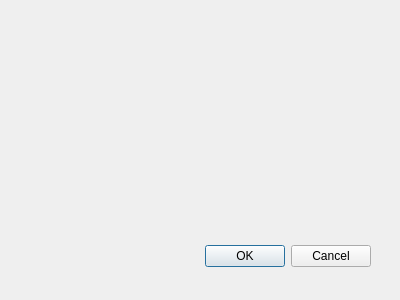
Before: the Qt Designer form Pogoda_PB_dialog_base.ui in Insane/cw3_programowanie, drawn with Qt 5.
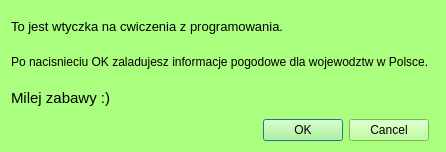
After: the same form once the commit is applied.

Commit message:
Wtyczka - poprawa
Aktualnie dziala juz wszystko DOBRZE - laduje dane i nie wywala programu

The edit to the form file:
```diff
--- a/Pogoda_PB_dialog_base.ui
+++ b/Pogoda_PB_dialog_base.ui
@@ -1,33 +1,896 @@
 <ui version="4.0" >
  <class>PogodaDialogBase</class>
- <widget class="QDialog" name="PogodaDialogBase" >
-  <property name="geometry" >
+ <widget class="QDialog" name="PogodaDialogBase">
+  <property name="geometry">
    <rect>
     <x>0</x>
     <y>0</y>
-    <width>400</width>
-    <height>300</height>
+    <width>420</width>
+    <height>152</height>
    </rect>
   </property>
-  <property name="windowTitle" >
+  <property name="palette">
+   <palette>
+    <active>
+     <colorrole role="WindowText">
+      <brush brushstyle="SolidPattern">
+       <color alpha="255">
+        <red>0</red>
+        <green>0</green>
+        <blue>0</blue>
+       </color>
+      </brush>
+     </colorrole>
+     <colorrole role="Button">
+      <brush brushstyle="SolidPattern">
+       <color alpha="255">
+        <red>170</red>
+        <green>255</green>
+        <blue>127</blue>
+       </color>
+      </brush>
+     </colorrole>
+     <colorrole role="Light">
+      <brush brushstyle="SolidPattern">
+       <color alpha="255">
+        <red>255</red>
+        <green>255</green>
+        <blue>255</blue>
+       </color>
+      </brush>
+     </colorrole>
+     <colorrole role="Midlight">
+      <brush brushstyle="SolidPattern">
+       <color alpha="255">
+        <red>212</red>
+        <green>255</green>
+        <blue>191</blue>
+       </color>
+      </brush>
+     </colorrole>
+     <colorrole role="Dark">
+      <brush brushstyle="SolidPattern">
+       <color alpha="255">
+        <red>85</red>
+        <green>127</green>
+        <blue>63</blue>
+       </color>
+      </brush>
+     </colorrole>
+     <colorrole role="Mid">
+      <brush brushstyle="SolidPattern">
+       <color alpha="255">
+        <red>113</red>
+        <green>170</green>
+        <blue>84</blue>
+       </color>
+      </brush>
+     </colorrole>
+     <colorrole role="Text">
+      <brush brushstyle="SolidPattern">
+       <color alpha="255">
+        <red>0</red>
+        <green>0</green>
+        <blue>0</blue>
+       </color>
+      </brush>
+     </colorrole>
+     <colorrole role="BrightText">
+      <brush brushstyle="SolidPattern">
+       <color alpha="255">
+        <red>255</red>
+        <green>255</green>
+        <blue>255</blue>
+       </color>
+      </brush>
+     </colorrole>
+     <colorrole role="ButtonText">
+      <brush brushstyle="SolidPattern">
+       <color alpha="255">
+        <red>0</red>
+        <green>0</green>
+        <blue>0</blue>
+       </color>
+      </brush>
+     </colorrole>
+     <colorrole role="Base">
+      <brush brushstyle="SolidPattern">
+       <color alpha="255">
+        <red>255</red>
+        <green>255</green>
+        <blue>255</blue>
+       </color>
+      </brush>
+     </colorrole>
+     <colorrole role="Window">
+      <brush brushstyle="SolidPattern">
+       <color alpha="255">
+        <red>170</red>
+        <green>255</green>
+        <blue>127</blue>
+       </color>
+      </brush>
+     </colorrole>
+     <colorrole role="Shadow">
+      <brush brushstyle="SolidPattern">
+       <color alpha="255">
+        <red>0</red>
+        <green>0</green>
+        <blue>0</blue>
+       </color>
+      </brush>
+     </colorrole>
+     <colorrole role="AlternateBase">
+      <brush brushstyle="SolidPattern">
+       <color alpha="255">
+        <red>212</red>
+        <green>255</green>
+        <blue>191</blue>
+       </color>
+      </brush>
+     </colorrole>
+     <colorrole role="ToolTipBase">
+      <brush brushstyle="SolidPattern">
+       <color alpha="255">
+        <red>255</red>
+        <green>255</green>
+        <blue>220</blue>
+       </color>
+      </brush>
+     </colorrole>
+     <colorrole role="ToolTipText">
+      <brush brushstyle="SolidPattern">
+       <color alpha="255">
+        <red>0</red>
+        <green>0</green>
+        <blue>0</blue>
+       </color>
+      </brush>
+     </colorrole>
+    </active>
+    <inactive>
+     <colorrole role="WindowText">
+      <brush brushstyle="SolidPattern">
+       <color alpha="255">
+        <red>0</red>
+        <green>0</green>
+        <blue>0</blue>
+       </color>
+      </brush>
+     </colorrole>
+     <colorrole role="Button">
+      <brush brushstyle="SolidPattern">
+       <color alpha="255">
+        <red>170</red>
+        <green>255</green>
+        <blue>127</blue>
+       </color>
+      </brush>
+     </colorrole>
+     <colorrole role="Light">
+      <brush brushstyle="SolidPattern">
+       <color alpha="255">
+        <red>255</red>
+        <green>255</green>
+        <blue>255</blue>
+       </color>
+      </brush>
+     </colorrole>
+     <colorrole role="Midlight">
+      <brush brushstyle="SolidPattern">
+       <color alpha="255">
+        <red>212</red>
+        <green>255</green>
+        <blue>191</blue>
+       </color>
+      </brush>
+     </colorrole>
+     <colorrole role="Dark">
+      <brush brushstyle="SolidPattern">
+       <color alpha="255">
+        <red>85</red>
+        <green>127</green>
+        <blue>63</blue>
+       </color>
+      </brush>
+     </colorrole>
+     <colorrole role="Mid">
+      <brush brushstyle="SolidPattern">
+       <color alpha="255">
+        <red>113</red>
+        <green>170</green>
+        <blue>84</blue>
+       </color>
+      </brush>
+     </colorrole>
+     <colorrole role="Text">
+      <brush brushstyle="SolidPattern">
+       <color alpha="255">
+        <red>0</red>
+        <green>0</green>
+        <blue>0</blue>
+       </color>
+      </brush>
+     </colorrole>
+     <colorrole role="BrightText">
+      <brush brushstyle="SolidPattern">
+       <color alpha="255">
+        <red>255</red>
+        <green>255</green>
+        <blue>255</blue>
+       </color>
+      </brush>
+     </colorrole>
+     <colorrole role="ButtonText">
+      <brush brushstyle="SolidPattern">
+       <color alpha="255">
+        <red>0</red>
+        <green>0</green>
+        <blue>0</blue>
+       </color>
+      </brush>
+     </colorrole>
+     <colorrole role="Base">
+      <brush brushstyle="SolidPattern">
+       <color alpha="255">
+        <red>255</red>
+        <green>255</green>
+        <blue>255</blue>
+       </color>
+      </brush>
+     </colorrole>
+     <colorrole role="Window">
+      <brush brushstyle="SolidPattern">
+       <color alpha="255">
+        <red>170</red>
+        <green>255</green>
+        <blue>127</blue>
+       </color>
+      </brush>
+     </colorrole>
+     <colorrole role="Shadow">
+      <brush brushstyle="SolidPattern">
+       <color alpha="255">
+        <red>0</red>
+        <green>0</green>
+        <blue>0</blue>
+       </color>
+      </brush>
+     </colorrole>
+     <colorrole role="AlternateBase">
+      <brush brushstyle="SolidPattern">
+       <color alpha="255">
+        <red>212</red>
+        <green>255</green>
+        <blue>191</blue>
+       </color>
+      </brush>
+     </colorrole>
+     <colorrole role="ToolTipBase">
+      <brush brushstyle="SolidPattern">
+       <color alpha="255">
+        <red>255</red>
+        <green>255</green>
+        <blue>220</blue>
+       </color>
+      </brush>
+     </colorrole>
+     <colorrole role="ToolTipText">
+      <brush brushstyle="SolidPattern">
+       <color alpha="255">
+        <red>0</red>
+        <green>0</green>
+        <blue>0</blue>
+       </color>
+      </brush>
+     </colorrole>
+    </inactive>
+    <disabled>
+     <colorrole role="WindowText">
+      <brush brushstyle="SolidPattern">
+       <color alpha="255">
+        <red>85</red>
+        <green>127</green>
+        <blue>63</blue>
+       </color>
+      </brush>
+     </colorrole>
+     <colorrole role="Button">
+      <brush brushstyle="SolidPattern">
+       <color alpha="255">
+        <red>170</red>
+        <green>255</green>
+        <blue>127</blue>
+       </color>
+      </brush>
+     </colorrole>
+     <colorrole role="Light">
+      <brush brushstyle="SolidPattern">
+       <color alpha="255">
+        <red>255</red>
+        <green>255</green>
+        <blue>255</blue>
+       </color>
+      </brush>
+     </colorrole>
+     <colorrole role="Midlight">
+      <brush brushstyle="SolidPattern">
+       <color alpha="255">
+        <red>212</red>
+        <green>255</green>
+        <blue>191</blue>
+       </color>
+      </brush>
+     </colorrole>
+     <colorrole role="Dark">
+      <brush brushstyle="SolidPattern">
+       <color alpha="255">
+        <red>85</red>
+        <green>127</green>
+        <blue>63</blue>
+       </color>
+      </brush>
+     </colorrole>
+     <colorrole role="Mid">
+      <brush brushstyle="SolidPattern">
+       <color alpha="255">
+        <red>113</red>
+        <green>170</green>
+        <blue>84</blue>
+       </color>
+      </brush>
+     </colorrole>
+     <colorrole role="Text">
+      <brush brushstyle="SolidPattern">
+       <color alpha="255">
+        <red>85</red>
+        <green>127</green>
+        <blue>63</blue>
+       </color>
+      </brush>
+     </colorrole>
+     <colorrole role="BrightText">
+      <brush brushstyle="SolidPattern">
+       <color alpha="255">
+        <red>255</red>
+        <green>255</green>
+        <blue>255</blue>
+       </color>
+      </brush>
+     </colorrole>
+     <colorrole role="ButtonText">
+      <brush brushstyle="SolidPattern">
+       <color alpha="255">
+        <red>85</red>
+        <green>127</green>
+        <blue>63</blue>
+       </color>
+      </brush>
+     </colorrole>
+     <colorrole role="Base">
+      <brush brushstyle="SolidPattern">
+       <color alpha="255">
+        <red>170</red>
+        <green>255</green>
+        <blue>127</blue>
+       </color>
+      </brush>
+     </colorrole>
+     <colorrole role="Window">
+      <brush brushstyle="SolidPattern">
+       <color alpha="255">
+        <red>170</red>
+        <green>255</green>
+        <blue>127</blue>
+       </color>
+      </brush>
+     </colorrole>
+     <colorrole role="Shadow">
+      <brush brushstyle="SolidPattern">
+       <color alpha="255">
+        <red>0</red>
+        <green>0</green>
+        <blue>0</blue>
+       </color>
+      </brush>
+     </colorrole>
+     <colorrole role="AlternateBase">
+      <brush brushstyle="SolidPattern">
+       <color alpha="255">
+        <red>170</red>
+        <green>255</green>
+        <blue>127</blue>
+       </color>
+      </brush>
+     </colorrole>
+     <colorrole role="ToolTipBase">
+      <brush brushstyle="SolidPattern">
+       <color alpha="255">
+        <red>255</red>
+        <green>255</green>
+        <blue>220</blue>
+       </color>
+      </brush>
+     </colorrole>
+     <colorrole role="ToolTipText">
+      <brush brushstyle="SolidPattern">
+       <color alpha="255">
+        <red>0</red>
+        <green>0</green>
+        <blue>0</blue>
+       </color>
+      </brush>
+     </colorrole>
+    </disabled>
+   </palette>
+  </property>
+  <property name="windowTitle">
    <string>PB_Pogoda</string>
   </property>
-  <widget class="QDialogButtonBox" name="button_box" >
-   <property name="geometry" >
-    <rect>
-     <x>30</x>
-     <y>240</y>
-     <width>341</width>
-     <height>32</height>
-    </rect>
-   </property>
-   <property name="orientation" >
-    <enum>Qt::Horizontal</enum>
-   </property>
-   <property name="standardButtons" >
-    <set>QDialogButtonBox::Cancel|QDialogButtonBox::Ok</set>
-   </property>
-  </widget>
+  <layout class="QGridLayout" name="gridLayout">
+   <item row="0" column="0" colspan="2">
+    <widget class="QLabel" name="label">
+     <property name="palette">
+      <palette>
+       <active>
+        <colorrole role="WindowText">
+         <brush brushstyle="SolidPattern">
+          <color alpha="255">
+           <red>0</red>
+           <green>0</green>
+           <blue>0</blue>
+          </color>
+         </brush>
+        </colorrole>
+        <colorrole role="Button">
+         <brush brushstyle="SolidPattern">
+          <color alpha="255">
+           <red>170</red>
+           <green>255</green>
+           <blue>127</blue>
+          </color>
+         </brush>
+        </colorrole>
+        <colorrole role="Light">
+         <brush brushstyle="SolidPattern">
+          <color alpha="255">
+           <red>255</red>
+           <green>255</green>
+           <blue>255</blue>
+          </color>
+         </brush>
+        </colorrole>
+        <colorrole role="Midlight">
+         <brush brushstyle="SolidPattern">
+          <color alpha="255">
+           <red>212</red>
+           <green>255</green>
+           <blue>191</blue>
+          </color>
+         </brush>
+        </colorrole>
+        <colorrole role="Dark">
+         <brush brushstyle="SolidPattern">
+          <color alpha="255">
+           <red>85</red>
+           <green>127</green>
+           <blue>63</blue>
+          </color>
+         </brush>
+        </colorrole>
+        <colorrole role="Mid">
+         <brush brushstyle="SolidPattern">
+          <color alpha="255">
+           <red>113</red>
+           <green>170</green>
+           <blue>84</blue>
+          </color>
+         </brush>
+        </colorrole>
+        <colorrole role="Text">
+         <brush brushstyle="SolidPattern">
+          <color alpha="255">
+           <red>0</red>
+           <green>0</green>
+           <blue>0</blue>
+          </color>
+         </brush>
+        </colorrole>
+        <colorrole role="BrightText">
+         <brush brushstyle="SolidPattern">
+          <color alpha="255">
+           <red>255</red>
+           <green>255</green>
+           <blue>255</blue>
+          </color>
+         </brush>
+        </colorrole>
+        <colorrole role="ButtonText">
+         <brush brushstyle="SolidPattern">
+          <color alpha="255">
+           <red>0</red>
+           <green>0</green>
+           <blue>0</blue>
+          </color>
+         </brush>
+        </colorrole>
+        <colorrole role="Base">
+         <brush brushstyle="SolidPattern">
+          <color alpha="255">
+           <red>255</red>
+           <green>255</green>
+           <blue>255</blue>
+          </color>
+         </brush>
+        </colorrole>
+        <colorrole role="Window">
+         <brush brushstyle="SolidPattern">
+          <color alpha="255">
+           <red>170</red>
+           <green>255</green>
+           <blue>127</blue>
+          </color>
+         </brush>
+        </colorrole>
+        <colorrole role="Shadow">
+         <brush brushstyle="SolidPattern">
+          <color alpha="255">
+           <red>0</red>
+           <green>0</green>
+           <blue>0</blue>
+          </color>
+         </brush>
+        </colorrole>
+        <colorrole role="AlternateBase">
+         <brush brushstyle="SolidPattern">
+          <color alpha="255">
+           <red>212</red>
+           <green>255</green>
+           <blue>191</blue>
+          </color>
+         </brush>
+        </colorrole>
+        <colorrole role="ToolTipBase">
+         <brush brushstyle="SolidPattern">
+          <color alpha="255">
+           <red>255</red>
+           <green>255</green>
+           <blue>220</blue>
+          </color>
+         </brush>
+        </colorrole>
+        <colorrole role="ToolTipText">
+         <brush brushstyle="SolidPattern">
+          <color alpha="255">
+           <red>0</red>
+           <green>0</green>
+           <blue>0</blue>
+          </color>
+         </brush>
+        </colorrole>
+       </active>
+       <inactive>
+        <colorrole role="WindowText">
+         <brush brushstyle="SolidPattern">
+          <color alpha="255">
+           <red>0</red>
+           <green>0</green>
+           <blue>0</blue>
+          </color>
+         </brush>
+        </colorrole>
+        <colorrole role="Button">
+         <brush brushstyle="SolidPattern">
+          <color alpha="255">
+           <red>170</red>
+           <green>255</green>
+           <blue>127</blue>
+          </color>
+         </brush>
+        </colorrole>
+        <colorrole role="Light">
+         <brush brushstyle="SolidPattern">
+          <color alpha="255">
+           <red>255</red>
+           <green>255</green>
+           <blue>255</blue>
+          </color>
+         </brush>
+        </colorrole>
+        <colorrole role="Midlight">
+         <brush brushstyle="SolidPattern">
+          <color alpha="255">
+           <red>212</red>
+           <green>255</green>
+           <blue>191</blue>
+          </color>
+         </brush>
+        </colorrole>
+        <colorrole role="Dark">
+         <brush brushstyle="SolidPattern">
+          <color alpha="255">
+           <red>85</red>
+           <green>127</green>
+           <blue>63</blue>
+          </color>
+         </brush>
+        </colorrole>
+        <colorrole role="Mid">
+         <brush brushstyle="SolidPattern">
+          <color alpha="255">
+           <red>113</red>
+           <green>170</green>
+           <blue>84</blue>
+          </color>
+         </brush>
+        </colorrole>
+        <colorrole role="Text">
+         <brush brushstyle="SolidPattern">
+          <color alpha="255">
+           <red>0</red>
+           <green>0</green>
+           <blue>0</blue>
+          </color>
+         </brush>
+        </colorrole>
+        <colorrole role="BrightText">
+         <brush brushstyle="SolidPattern">
+          <color alpha="255">
+           <red>255</red>
+           <green>255</green>
+           <blue>255</blue>
+          </color>
+         </brush>
+        </colorrole>
+        <colorrole role="ButtonText">
+         <brush brushstyle="SolidPattern">
+          <color alpha="255">
+           <red>0</red>
+           <green>0</green>
+           <blue>0</blue>
+          </color>
+         </brush>
+        </colorrole>
+        <colorrole role="Base">
+         <brush brushstyle="SolidPattern">
+          <color alpha="255">
+           <red>255</red>
+           <green>255</green>
+           <blue>255</blue>
+          </color>
+         </brush>
+        </colorrole>
+        <colorrole role="Window">
+         <brush brushstyle="SolidPattern">
+          <color alpha="255">
+           <red>170</red>
+           <green>255</green>
+           <blue>127</blue>
+          </color>
+         </brush>
+        </colorrole>
+        <colorrole role="Shadow">
+         <brush brushstyle="SolidPattern">
+          <color alpha="255">
+           <red>0</red>
+           <green>0</green>
+           <blue>0</blue>
+          </color>
+         </brush>
+        </colorrole>
+        <colorrole role="AlternateBase">
+         <brush brushstyle="SolidPattern">
+          <color alpha="255">
+           <red>212</red>
+           <green>255</green>
+           <blue>191</blue>
+          </color>
+         </brush>
+        </colorrole>
+        <colorrole role="ToolTipBase">
+         <brush brushstyle="SolidPattern">
+          <color alpha="255">
+           <red>255</red>
+           <green>255</green>
+           <blue>220</blue>
+          </color>
+         </brush>
+        </colorrole>
+        <colorrole role="ToolTipText">
+         <brush brushstyle="SolidPattern">
+          <color alpha="255">
+           <red>0</red>
+           <green>0</green>
+           <blue>0</blue>
+          </color>
+         </brush>
+        </colorrole>
+       </inactive>
+       <disabled>
+        <colorrole role="WindowText">
+         <brush brushstyle="SolidPattern">
+          <color alpha="255">
+           <red>85</red>
+           <green>127</green>
+           <blue>63</blue>
+          </color>
+         </brush>
+        </colorrole>
+        <colorrole role="Button">
+         <brush brushstyle="SolidPattern">
+          <color alpha="255">
+           <red>170</red>
+           <green>255</green>
+           <blue>127</blue>
+          </color>
+         </brush>
+        </colorrole>
+        <colorrole role="Light">
+         <brush brushstyle="SolidPattern">
+          <color alpha="255">
+           <red>255</red>
+           <green>255</green>
+           <blue>255</blue>
+          </color>
+         </brush>
+        </colorrole>
+        <colorrole role="Midlight">
+         <brush brushstyle="SolidPattern">
+          <color alpha="255">
+           <red>212</red>
+           <green>255</green>
+           <blue>191</blue>
+          </color>
+         </brush>
+        </colorrole>
+        <colorrole role="Dark">
+         <brush brushstyle="SolidPattern">
+          <color alpha="255">
+           <red>85</red>
+           <green>127</green>
+           <blue>63</blue>
+          </color>
+         </brush>
+        </colorrole>
+        <colorrole role="Mid">
+         <brush brushstyle="SolidPattern">
+          <color alpha="255">
+           <red>113</red>
+           <green>170</green>
+           <blue>84</blue>
+          </color>
+         </brush>
+        </colorrole>
+        <colorrole role="Text">
+         <brush brushstyle="SolidPattern">
+          <color alpha="255">
+           <red>85</red>
+           <green>127</green>
+           <blue>63</blue>
+          </color>
+         </brush>
+        </colorrole>
+        <colorrole role="BrightText">
+         <brush brushstyle="SolidPattern">
+          <color alpha="255">
+           <red>255</red>
+           <green>255</green>
+           <blue>255</blue>
+          </color>
+         </brush>
+        </colorrole>
+        <colorrole role="ButtonText">
+         <brush brushstyle="SolidPattern">
+          <color alpha="255">
+           <red>85</red>
+           <green>127</green>
+           <blue>63</blue>
+          </color>
+         </brush>
+        </colorrole>
+        <colorrole role="Base">
+         <brush brushstyle="SolidPattern">
+          <color alpha="255">
+           <red>170</red>
+           <green>255</green>
+           <blue>127</blue>
+          </color>
+         </brush>
+        </colorrole>
+        <colorrole role="Window">
+         <brush brushstyle="SolidPattern">
+          <color alpha="255">
+           <red>170</red>
+           <green>255</green>
+           <blue>127</blue>
+          </color>
+         </brush>
+        </colorrole>
+        <colorrole role="Shadow">
+         <brush brushstyle="SolidPattern">
+          <color alpha="255">
+           <red>0</red>
+           <green>0</green>
+           <blue>0</blue>
+          </color>
+         </brush>
+        </colorrole>
+        <colorrole role="AlternateBase">
+         <brush brushstyle="SolidPattern">
+          <color alpha="255">
+           <red>170</red>
+           <green>255</green>
+           <blue>127</blue>
+          </color>
+         </brush>
+        </colorrole>
+        <colorrole role="ToolTipBase">
+         <brush brushstyle="SolidPattern">
+          <color alpha="255">
+           <red>255</red>
+           <green>255</green>
+           <blue>220</blue>
+          </color>
+         </brush>
+        </colorrole>
+        <colorrole role="ToolTipText">
+         <brush brushstyle="SolidPattern">
+          <color alpha="255">
+           <red>0</red>
+           <green>0</green>
+           <blue>0</blue>
+          </color>
+         </brush>
+        </colorrole>
+       </disabled>
+      </palette>
+     </property>
+     <property name="font">
+      <font>
+       <pointsize>10</pointsize>
+      </font>
+     </property>
+     <property name="text">
+      <string>To jest wtyczka na cwiczenia z programowania.</string>
+     </property>
+    </widget>
+   </item>
+   <item row="3" column="0">
+    <widget class="QLabel" name="label_3">
+     <property name="font">
+      <font>
+       <pointsize>11</pointsize>
+       <weight>50</weight>
+       <bold>false</bold>
+       <underline>false</underline>
+      </font>
+     </property>
+     <property name="text">
+      <string>Milej zabawy :)</string>
+     </property>
+    </widget>
+   </item>
+   <item row="1" column="0">
+    <widget class="QLabel" name="label_2">
+     <property name="text">
+      <string>Po nacisnieciu OK zaladujesz informacje pogodowe dla wojewodztw w Polsce.</string>
+     </property>
+    </widget>
+   </item>
+   <item row="4" column="0">
+    <widget class="QDialogButtonBox" name="button_box">
+     <property name="toolTip">
+      <string>Nacisnij!</string>
+     </property>
+     <property name="orientation">
+      <enum>Qt::Horizontal</enum>
+     </property>
+     <property name="standardButtons">
+      <set>QDialogButtonBox::Cancel|QDialogButtonBox::Ok</set>
+     </property>
+    </widget>
+   </item>
+  </layout>
  </widget>
  <resources/>
  <connections>
```
Left out of the diff: 27 changed lines with no effect on the pictures. The commit also changes 5 other files.
